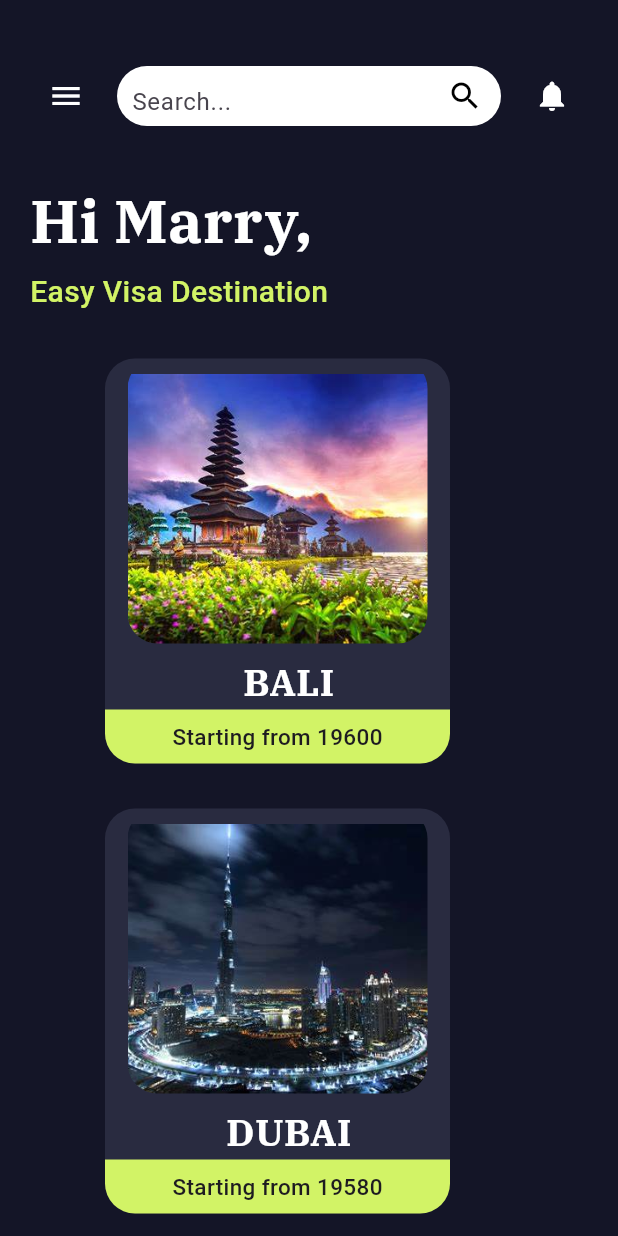
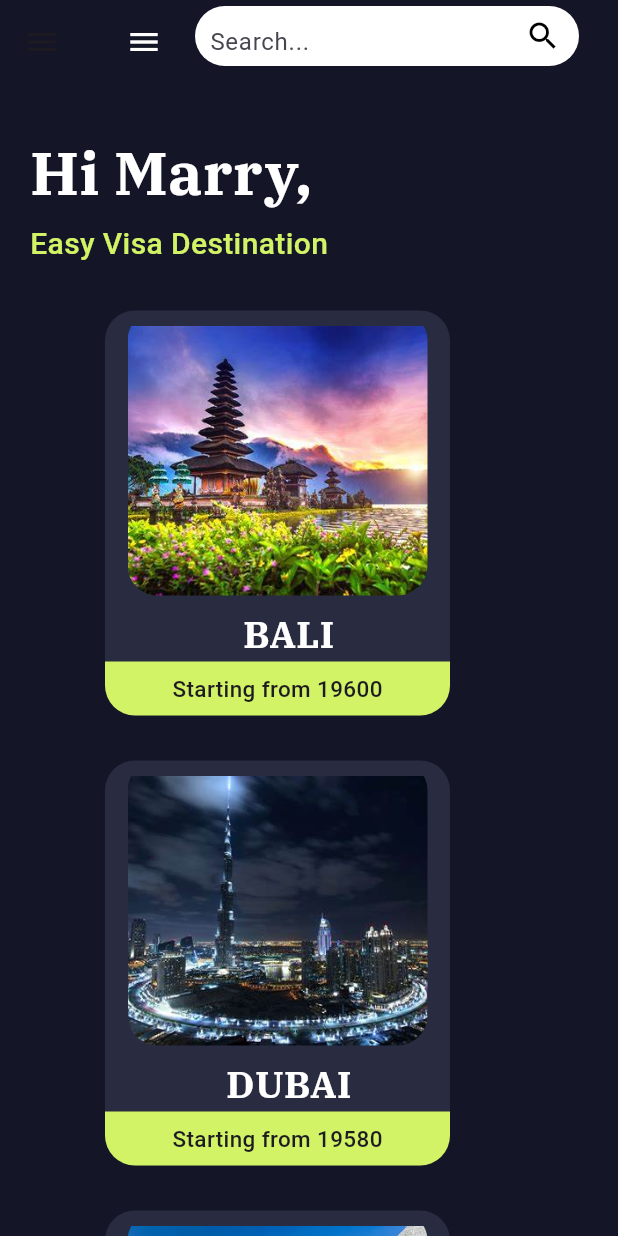
Before and after one commit to chakshit2004h/treckify, a Flutter app: the screen it shows after launch, on a phone screen of 412 x 824 dp. Run offline on Flutter 3.47's test engine with Material 3 defaults, Android fonts, the phone set to English and light mode, and no system bars; our stand-ins replace font_awesome_flutter.

Commit message:
Initial commit

```diff
--- a/lib/pages/home.dart
+++ b/lib/pages/home.dart
@@ -1,4 +1,23 @@
 import 'package:flutter/material.dart';
+
+void main() {
+  runApp(const MyApp());
+}
+
+class MyApp extends StatelessWidget {
+  const MyApp({super.key});
+
+  @override
+  Widget build(BuildContext context) {
+    return MaterialApp(
+      debugShowCheckedModeBanner: false,
+      home: const Home(),
+      theme: ThemeData(
+        primarySwatch: Colors.blue,
+      ),
+    );
+  }
+}
 
 class Home extends StatefulWidget {
   const Home({super.key});
@@ -8,34 +27,26 @@ class Home extends StatefulWidget {
 }
 
 class _HomeState extends State<Home> {
+  // Define a GlobalKey for the Scaffold
+  final GlobalKey<ScaffoldState> _scaffoldKey = GlobalKey<ScaffoldState>();
+
   @override
   Widget build(BuildContext context) {
     return Scaffold(
-      body: SingleChildScrollView(
-        child: ConstrainedBox(
-          constraints: BoxConstraints(
-            minHeight: MediaQuery.of(context).size.height,
-          ),
-          child: Container(
-            width: double.infinity,
-            decoration: const BoxDecoration(
-              color: Color(0xFF141527),
-            ),
-            child: Column(
+      key: _scaffoldKey, // Attach the key to Scaffold
+      appBar: AppBar(
+        backgroundColor: const Color(0xFF141527), // Same background color
+        title: Row(
           mainAxisAlignment: MainAxisAlignment.start,
           crossAxisAlignment: CrossAxisAlignment.start,
           children: [
-                Padding(
-                  padding: const EdgeInsets.only(top: 40.0, left: 20.0, right: 20.0),
-                  child: Row(
-                    mainAxisAlignment: MainAxisAlignment.spaceBetween,
-                    children: [
-                      // Menu Icon
             IconButton(
               icon: const Icon(Icons.menu, color: Colors.white),
-                        onPressed: () {},
+              onPressed: () {
+                // Use the Scaffold key to open the drawer
+                _scaffoldKey.currentState?.openDrawer();
+              },
             ),
-                      // Search Field with Button
             Expanded(
               child: Padding(
                 padding: const EdgeInsets.symmetric(horizontal: 10.0),
@@ -68,14 +79,94 @@ class _HomeState extends State<Home> {
                 ),
               ),
             ),
-                      // Ring Icon
-                      IconButton(
-                        icon: const Icon(Icons.notifications, color: Colors.white),
-                        onPressed: () {},
+          ],
+        ),
+      ),
+      drawer: Drawer(
+        backgroundColor: const Color(0xFF292B40), // Background color
+        child: ListView(
+          padding: EdgeInsets.zero,
+          children: <Widget>[
+            DrawerHeader(
+              decoration: const BoxDecoration(
+                color: Color(0xFF292B40),
+              ),
+              child: const Text(
+                'Menu',
+                style: TextStyle(
+                  color: Colors.white,
+                  fontSize: 24,
+                  fontFamily: "ibm",
+                  fontWeight: FontWeight.bold,
+                ),
+              ),
+            ),
+            ListTile(
+              leading: const Icon(Icons.home, color: Colors.white),
+              title: const Text('Home', style: TextStyle(color: Colors.white)),
+              onTap: () {
+                Navigator.pop(context); // Close the drawer
+              },
+            ),
+            ListTile(
+              leading: const Icon(Icons.group, color: Colors.white),
+              title: const Text('Communities', style: TextStyle(color: Colors.white)),
+              onTap: () {
+                Navigator.pop(context); // Handle communities tap
+              },
+            ),
+            ListTile(
+              leading: const Icon(Icons.feed, color: Colors.white),
+              title: const Text('Feed', style: TextStyle(color: Colors.white)),
+              onTap: () {
+                Navigator.pop(context); // Handle feed tap
+              },
+            ),
+            ListTile(
+              leading: const Icon(Icons.person_pin_circle, color: Colors.white),
+              title: const Text('Travel Buddy', style: TextStyle(color: Colors.white)),
+              onTap: () {
+                Navigator.pop(context); // Handle travel buddy tap
+              },
+            ),
+            ListTile(
+              leading: const Icon(Icons.map, color: Colors.white),
+              title: const Text('Travel Guide', style: TextStyle(color: Colors.white)),
+              onTap: () {
+                Navigator.pop(context); // Handle travel guide tap
+              },
+            ),
+            ListTile(
+              leading: const Icon(Icons.hotel, color: Colors.white),
+              title: const Text('Hotels', style: TextStyle(color: Colors.white)),
+              onTap: () {
+                Navigator.pop(context); // Handle hotels tap
+              },
+            ),
+            ListTile(
+              leading: const Icon(Icons.info, color: Colors.white),
+              title: const Text('About', style: TextStyle(color: Colors.white)),
+              onTap: () {
+                Navigator.pop(context); // Handle about tap
+              },
             ),
           ],
         ),
       ),
+      body: SingleChildScrollView(
+        child: ConstrainedBox(
+          constraints: BoxConstraints(
+            minHeight: MediaQuery.of(context).size.height,
+          ),
+          child: Container(
+            width: double.infinity,
+            decoration: const BoxDecoration(
+              color: Color(0xFF141527),
+            ),
+            child: Column(
+              mainAxisAlignment: MainAxisAlignment.start,
+              crossAxisAlignment: CrossAxisAlignment.start,
+              children: [
                 const SizedBox(height: 30),
                 const Padding(
                   padding: EdgeInsets.only(left: 20.0),
@@ -101,7 +192,7 @@ class _HomeState extends State<Home> {
                     ),
                   ),
                 ),
-                const SizedBox(height: 30,),
+                const SizedBox(height: 30),
                 Padding(
                   padding: const EdgeInsets.only(left: 70.0),
                   child: Container(
@@ -113,10 +204,9 @@ class _HomeState extends State<Home> {
                     ),
                     child: Column(
                       children: [
-                        // Centering only the image
                         Center(
                           child: ClipRRect(
-                            borderRadius: BorderRadius.circular(20), // Circular borders
+                            borderRadius: BorderRadius.circular(20),
                             child: Padding(
                               padding: const EdgeInsets.only(top: 10.0),
                               child: Image.asset(
@@ -128,7 +218,6 @@ class _HomeState extends State<Home> {
                             ),
                           ),
                         ),
-                        // Text remains aligned as before
                         const Padding(
                           padding: EdgeInsets.only(left: 15.0, top: 8.0),
                           child: Text(
@@ -142,19 +231,30 @@ class _HomeState extends State<Home> {
                           ),
                         ),
                         Container(
-                          width:230,
+                          width: 230,
                           height: 36,
                           decoration: const BoxDecoration(
                             color: Color(0xFFD2F366),
-                            borderRadius: BorderRadius.only(bottomLeft: Radius.circular(20),bottomRight: Radius.circular(20)),
+                            borderRadius: BorderRadius.only(
+                              bottomLeft: Radius.circular(20),
+                              bottomRight: Radius.circular(20),
                             ),
-                          child: const Center(child: Text("Starting from 19600",style: TextStyle(fontSize: 15,fontWeight: FontWeight.w500),)),
+                          ),
+                          child: const Center(
+                            child: Text(
+                              "Starting from 19600",
+                              style: TextStyle(
+                                fontSize: 15,
+                                fontWeight: FontWeight.w500,
+                              ),
+                            ),
+                          ),
                         ),
                       ],
                     ),
                   ),
                 ),
-                const SizedBox(height: 30,),
+                const SizedBox(height: 30),
                 Padding(
                   padding: const EdgeInsets.only(left: 70.0),
                   child: Container(
@@ -166,10 +266,9 @@ class _HomeState extends State<Home> {
                     ),
                     child: Column(
                       children: [
-                        // Centering only the image
                         Center(
                           child: ClipRRect(
-                            borderRadius: BorderRadius.circular(20), // Circular borders
+                            borderRadius: BorderRadius.circular(20),
                             child: Padding(
                               padding: const EdgeInsets.only(top: 10.0),
                               child: Image.asset(
@@ -181,7 +280,6 @@ class _HomeState extends State<Home> {
                             ),
                           ),
                         ),
-                        // Text remains aligned as before
                         const Padding(
                           padding: EdgeInsets.only(left: 15.0, top: 8.0),
                           child: Text(
@@ -195,19 +293,30 @@ class _HomeState extends State<Home> {
                           ),
                         ),
                         Container(
-                          width:230,
+                          width: 230,
                           height: 36,
                           decoration: const BoxDecoration(
                             color: Color(0xFFD2F366),
-                            borderRadius: BorderRadius.only(bottomLeft: Radius.circular(20),bottomRight: Radius.circular(20)),
+                            borderRadius: BorderRadius.only(
+                              bottomLeft: Radius.circular(20),
+                              bottomRight: Radius.circular(20),
                             ),
-                          child: const Center(child: Text("Starting from 19580",style: TextStyle(fontSize: 15,fontWeight: FontWeight.w500),)),
+                          ),
+                          child: const Center(
+                            child: Text(
+                              "Starting from 19580",
+                              style: TextStyle(
+                                fontSize: 15,
+                                fontWeight: FontWeight.w500,
+                              ),
+                            ),
+                          ),
                         ),
                       ],
                     ),
                   ),
                 ),
-                const SizedBox(height: 30,),
+                const SizedBox(height: 30),
                 Padding(
                   padding: const EdgeInsets.only(left: 70.0),
                   child: Container(
@@ -219,10 +328,9 @@ class _HomeState extends State<Home> {
                     ),
                     child: Column(
                       children: [
-                        // Centering only the image
                         Center(
                           child: ClipRRect(
-                            borderRadius: BorderRadius.circular(20), // Circular borders
+                            borderRadius: BorderRadius.circular(20),
                             child: Padding(
                               padding: const EdgeInsets.only(top: 10.0),
                               child: Image.asset(
@@ -234,7 +342,6 @@ class _HomeState extends State<Home> {
                             ),
                           ),
                         ),
-                        // Text remains aligned as before
                         const Padding(
                           padding: EdgeInsets.only(left: 15.0, top: 8.0),
                           child: Text(
@@ -248,18 +355,30 @@ class _HomeState extends State<Home> {
                           ),
                         ),
                         Container(
-                          width:230,
+                          width: 230,
                           height: 36,
                           decoration: const BoxDecoration(
                             color: Color(0xFFD2F366),
-                            borderRadius: BorderRadius.only(bottomLeft: Radius.circular(20),bottomRight: Radius.circular(20)),
+                            borderRadius: BorderRadius.only(
+                              bottomLeft: Radius.circular(20),
+                              bottomRight: Radius.circular(20),
                             ),
-                          child: const Center(child: Text("Starting from 20600",style: TextStyle(fontSize: 15,fontWeight: FontWeight.w500),)),
+                          ),
+                          child: const Center(
+                            child: Text(
+                              "Starting from 15000",
+                              style: TextStyle(
+                                fontSize: 15,
+                                fontWeight: FontWeight.w500,
+                              ),
+                            ),
+                          ),
                         ),
                       ],
                     ),
                   ),
                 ),
+                const SizedBox(height: 30),
               ],
             ),
           ),
```
Lines whose indentation alone changed are shown as unchanged.
